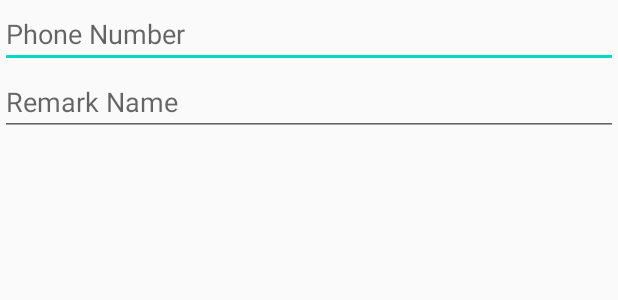
After one commit to ItsLucas/himaps, an Android app: the layout dialog_add.xml on its own in the app's theme, with its tools: preview values and no code run, on a phone screen of 412 x 824 dp. The commit adds this screen. Shown: the top 300 px of the screen. Run offline under Robolectric (Android 15) with nearby library versions, the phone set to English and light mode, and no system bars.

Commit message:
Userer_Add

```diff
--- a/src/main/java/com/example/himaps/MainActivity.java
+++ b/src/main/java/com/example/himaps/MainActivity.java
@@ -52,6 +52,7 @@ public class MainActivity extends AppCompatActivity {
             mapFragment = (SecondFragment) fragmentManager.findFragmentByTag(FRAGMENT_TAG[1]);
             userFragment = (ThirdFragment) fragmentManager.findFragmentByTag(FRAGMENT_TAG[2]);
         }
+        initView();
         int id = getIntent().getIntExtra("id", 0);
         if (id == 1) {
             getSupportFragmentManager()
@@ -60,7 +61,6 @@ public class MainActivity extends AppCompatActivity {
                     .addToBackStack(null)
                     .commit();
         }
-        initView();
     }
 
     @Override
--- a/src/main/java/com/example/himaps/SecondFragment.java
+++ b/src/main/java/com/example/himaps/SecondFragment.java
@@ -83,6 +83,7 @@ public class SecondFragment extends Fragment {
         private float y;
         private Bitmap img;
         private Paint paint;
+        paint.setAlpha(150);
         public GameObject(){
             //this.img = BitmapFactory.decodeResource(getResources(),R.drawable.ic_md_location_on);
             this.img = drawableToBitmap(ContextCompat.getDrawable(getActivity(),R.drawable.ic_md_location_on));
--- /dev/null
+++ b/src/main/res/layout/dialog_add.xml
@@ -0,0 +1,24 @@
+<?xml version="1.0" encoding="utf-8"?>
+<LinearLayout xmlns:android="http://schemas.android.com/apk/res/android"
+    android:orientation="vertical"
+    android:layout_width="match_parent"
+    android:layout_height="match_parent">
+
+
+    <EditText
+        android:id="@+id/userphone"
+        android:layout_width="match_parent"
+        android:layout_height="wrap_content"
+        android:ems="20"
+        android:inputType="phone"
+        android:hint="Phone Number"
+        android:text="" />
+    <EditText
+        android:id="@+id/username"
+        android:layout_width="match_parent"
+        android:layout_height="wrap_content"
+        android:ems="10"
+        android:hint="Remark Name"
+        android:inputType="textPersonName" />
+
+</LinearLayout>
```
Also changed, not shown: src/main/java/com/example/himaps/ThirdFragment.java (+40 -8 lines), src/main/res/layout/fragment_third.xml (+34 -35 lines), 1 other file.
